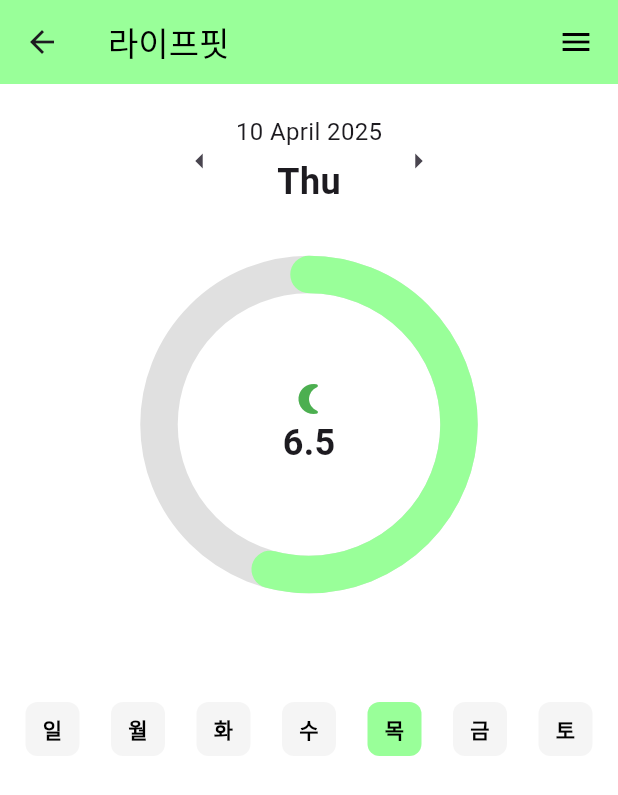
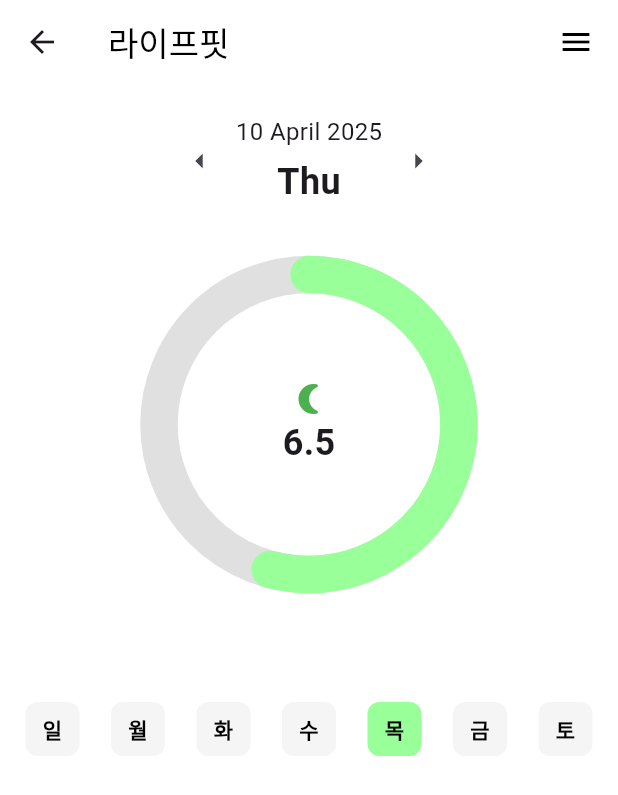
Before and after one commit to BaekChanWoo/lifefit, a Flutter app: the SleepScreen screen opened directly, on a phone screen of 412 x 824 dp. Shown: the top 795 px of the screen. Run offline on Flutter 3.47's test engine with Material 3 defaults, Android fonts, the phone set to English and light mode, and no system bars; our stand-ins replace table_calendar.

Commit message:
번개 수정

```diff
--- a/lib/screen/sleep.dart
+++ b/lib/screen/sleep.dart
@@ -55,7 +55,7 @@ class _SleepScreenState extends State<SleepScreen> {
     return Scaffold(
       backgroundColor: const Color(0xFFFFFFFF),
       appBar: AppBar(
-        backgroundColor: PRIMARY_COLOR,
+        backgroundColor: const Color(0xFFFFFFFF),
         title: const Text('라이프핏', style: TextStyle(color: Colors.black)),
         actions: const [
           Padding(
```
